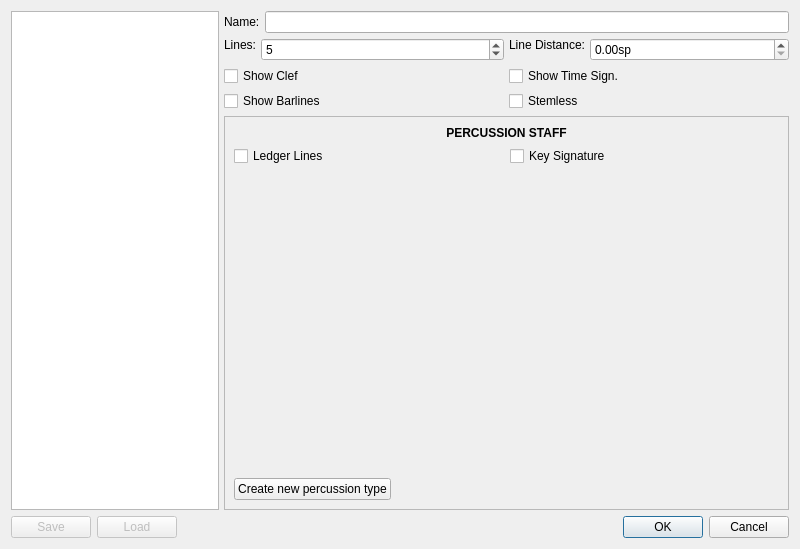
Qt form mscore/mscore/stafftype.ui (musescore/musescore-old) before a commit.
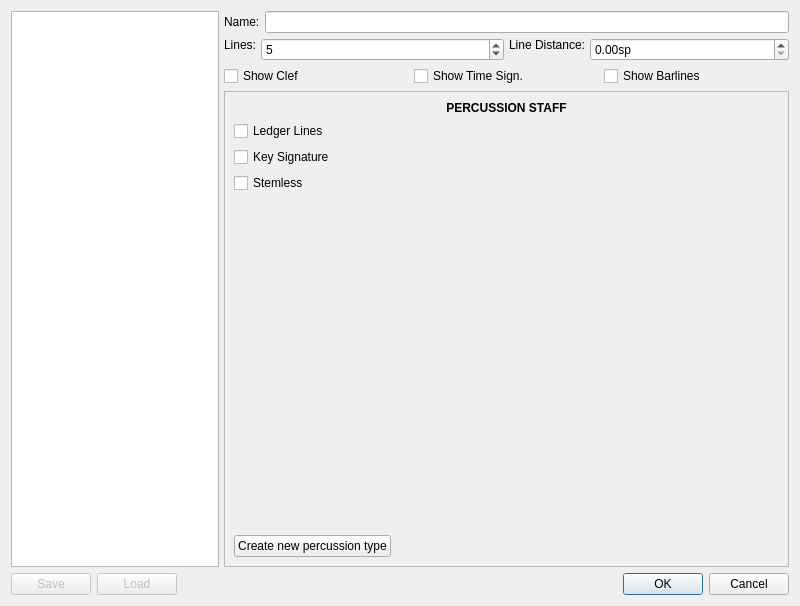
The same form after that commit. The open tabs and pages were chosen to show the change.

Commit message: Staff Type dlg box re-aligned to latest developments

Patch:
```diff
--- a/mscore/mscore/stafftype.ui
+++ b/mscore/mscore/stafftype.ui
@@ -7,7 +7,7 @@
     <x>0</x>
     <y>0</y>
     <width>800</width>
-    <height>549</height>
+    <height>606</height>
    </rect>
   </property>
   <property name="windowTitle">
@@ -148,13 +148,6 @@
            </property>
           </widget>
          </item>
-         <item row="1" column="0">
-          <widget class="QCheckBox" name="showBarlines">
-           <property name="text">
-            <string>Show Barlines</string>
-           </property>
-          </widget>
-         </item>
          <item row="0" column="1">
           <widget class="QCheckBox" name="genTimesig">
            <property name="text">
@@ -162,10 +155,10 @@
            </property>
           </widget>
          </item>
-         <item row="1" column="1">
-          <widget class="QCheckBox" name="stemless">
+         <item row="0" column="2">
+          <widget class="QCheckBox" name="showBarlines">
            <property name="text">
-            <string>Stemless</string>
+            <string>Show Barlines</string>
            </property>
           </widget>
          </item>
@@ -781,7 +774,7 @@
           </layout>
          </widget>
          <widget class="QWidget" name="page_3">
-          <layout class="QVBoxLayout" name="verticalLayout_8" stretch="0,0,1,1">
+          <layout class="QVBoxLayout" name="verticalLayout_5">
            <item>
             <widget class="QLabel" name="percussionGroupName">
              <property name="font">
@@ -799,25 +792,25 @@
             </widget>
            </item>
            <item>
-            <layout class="QGridLayout" name="gridLayout_3">
-             <property name="topMargin">
-              <number>0</number>
-             </property>
-             <item row="1" column="1">
-              <widget class="QCheckBox" name="genKeysigPercussion">
-               <property name="text">
-                <string>Key Signature</string>
-               </property>
-              </widget>
-             </item>
-             <item row="1" column="0">
               <widget class="QCheckBox" name="showLedgerLinesPercussion">
                <property name="text">
                 <string>Ledger Lines</string>
                </property>
               </widget>
              </item>
-            </layout>
+           <item>
+            <widget class="QCheckBox" name="genKeysigPercussion">
+             <property name="text">
+              <string>Key Signature</string>
+             </property>
+            </widget>
+           </item>
+           <item>
+            <widget class="QCheckBox" name="stemlessPercussion">
+             <property name="text">
+              <string>Stemless</string>
+             </property>
+            </widget>
            </item>
            <item>
             <spacer name="verticalSpacer_3">
```
Left out of the diff: 27 changed lines with no effect on the pictures. Lines whose indentation alone changed are shown as unchanged. The commit also changes 1 other file.
